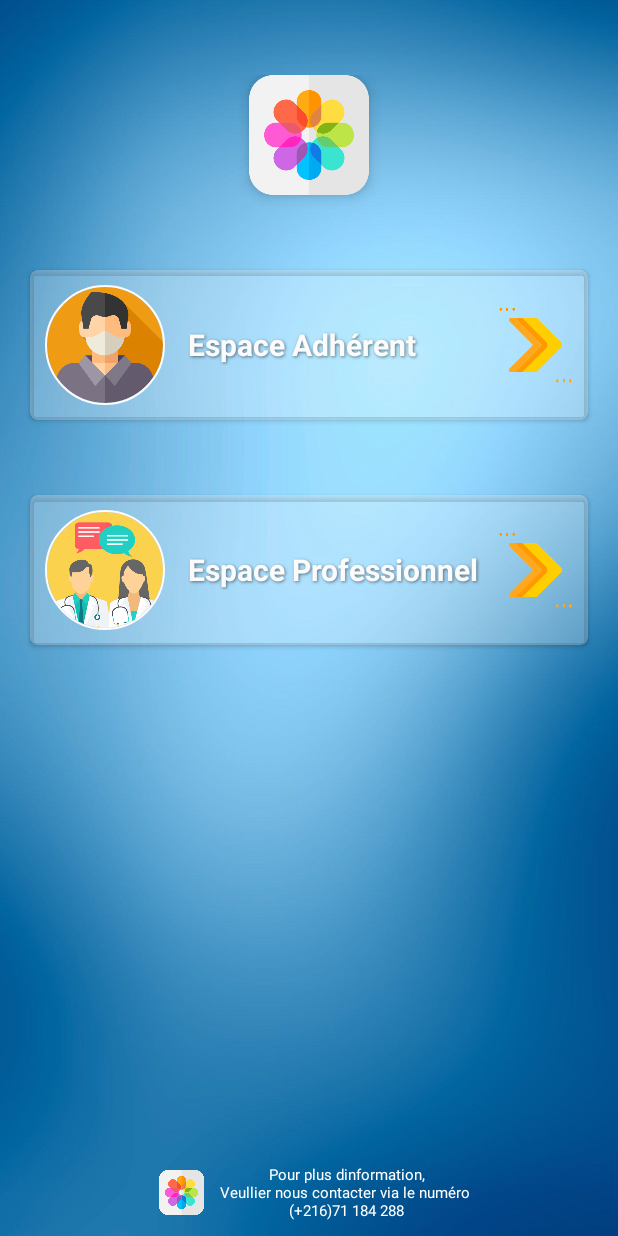
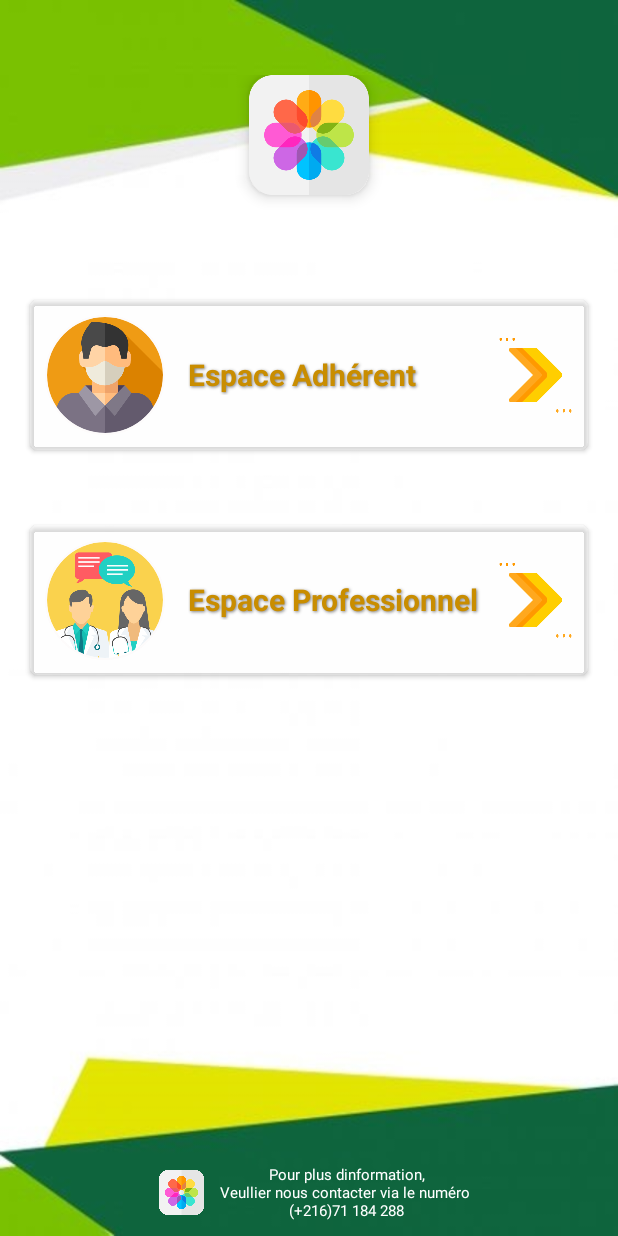
Before and after one commit to fatimafakhfakh/Maquette_i_way, an Android app: the screen it shows after launch (Espace_Adh_psActivity), on a phone screen of 412 x 824 dp. Run offline under Robolectric (Android 15) with nearby library versions, the phone set to English and light mode, and no system bars; our stand-ins replace CircleImageView.

Commit message:
background   21/01/2021

```diff
--- a/app/src/main/res/layout/activity_espace_adh_ps.xml
+++ b/app/src/main/res/layout/activity_espace_adh_ps.xml
@@ -4,7 +4,7 @@
     xmlns:tools="http://schemas.android.com/tools"
     android:layout_width="match_parent"
     android:layout_height="match_parent"
-    android:background="@drawable/wp45992"
+    android:background="@drawable/back"
     tools:context=".Espace_Adh_psActivity">
 
     <RelativeLayout
@@ -50,7 +50,7 @@
                 android:layout_width="match_parent"
                 android:layout_height="100dp"
                 android:layout_marginLeft="10dp"
-                android:layout_marginTop="50dp"
+                android:layout_marginTop="70dp"
                 android:layout_marginRight="10dp"
                 android:clickable="true"
                 android:foreground="?android:attr/selectableItemBackground"
@@ -83,7 +83,7 @@
                         android:layout_centerInParent="true"
                         android:textSize="20dp"
                         android:textStyle="bold"
-                        android:textColor="@color/light_font"
+                        android:textColor="@color/yello_dark"
                         android:shadowColor="@color/text_shadow"
                         android:shadowDx="1"
                         android:shadowDy="1"
@@ -162,7 +162,7 @@
                         android:layout_centerInParent="true"
                         android:textSize="20dp"
                         android:textStyle="bold"
-                        android:textColor="@color/light_font"
+                        android:textColor="@color/yello_dark"
                         android:shadowColor="@color/text_shadow"
                         android:shadowDx="1"
                         android:shadowDy="1"
--- a/app/src/main/res/layout/activity_login.xml
+++ b/app/src/main/res/layout/activity_login.xml
@@ -5,7 +5,7 @@
     xmlns:tools="http://schemas.android.com/tools"
     android:layout_width="match_parent"
     android:layout_height="match_parent"
-    android:background="@drawable/wp45992"
+    android:background="@drawable/back_2"
     tools:context=".LoginActivity">
 
 
--- a/app/src/main/res/layout/activity_splach_screen.xml
+++ b/app/src/main/res/layout/activity_splach_screen.xml
@@ -5,7 +5,7 @@
     android:layout_width="match_parent"
     android:layout_height="match_parent"
     tools:context=".SplachScreenActivity"
-    android:background="@drawable/wp45992">
+    android:background="@drawable/back">
 
 
     <LinearLayout
```
Also changed, not shown: app/src/main/res/layout/activity_acceuil_adherent.xml (+4 -4 lines), app/src/main/res/drawable/back.png (added), app/src/main/res/drawable/back_2.jpg (added), app/src/main/res/drawable/back_3.jpg (added), app/src/main/res/drawable/back_b.jpg (added).
